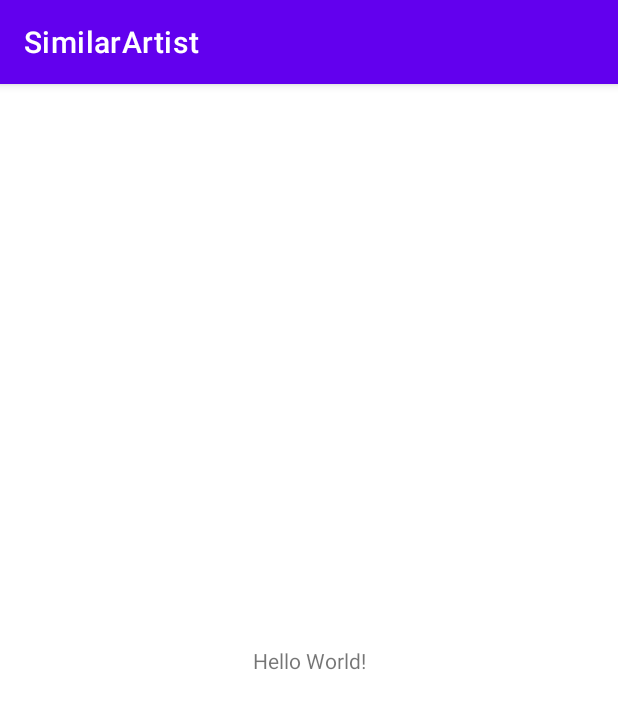
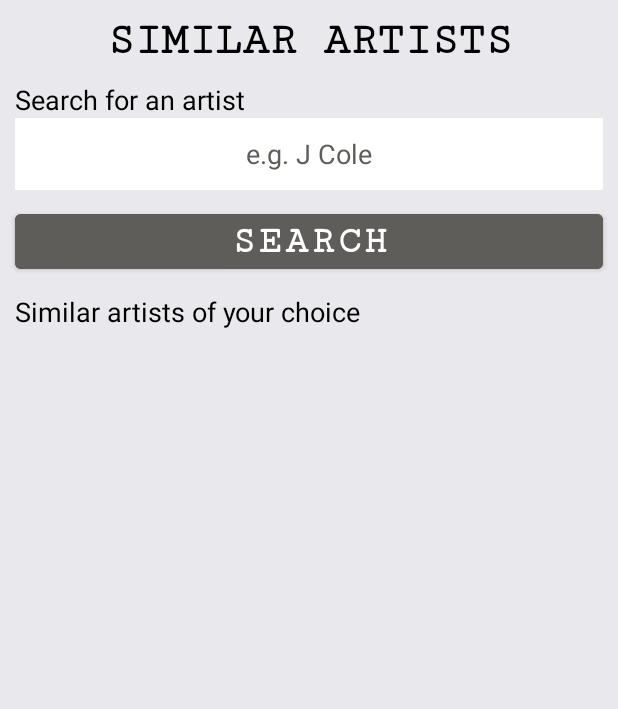
Before and after one commit to nourromeo/SmallAndroidsApps, an Android app: the screen it shows after launch (MainActivity), on a phone screen of 412 x 824 dp. Shown: the top 709 px of the screen. Run offline under Robolectric (Android 15) with nearby library versions, the phone set to English and light mode, and no system bars.

Commit message:
building activity_main

```diff
--- a/SimilarArtist/app/src/main/res/layout/activity_main.xml
+++ b/SimilarArtist/app/src/main/res/layout/activity_main.xml
@@ -1,18 +1,77 @@
 <?xml version="1.0" encoding="utf-8"?>
-<androidx.constraintlayout.widget.ConstraintLayout xmlns:android="http://schemas.android.com/apk/res/android"
-    xmlns:app="http://schemas.android.com/apk/res-auto"
-    xmlns:tools="http://schemas.android.com/tools"
-    android:layout_width="match_parent"
-    android:layout_height="match_parent"
-    tools:context=".MainActivity">
+<LinearLayout xmlns:android="http://schemas.android.com/apk/res/android"
+    android:layout_width="fill_parent"
+    android:layout_height="fill_parent"
+    android:layout_gravity="center"
+    android:background="@color/primary_color"
+    android:orientation="vertical">
+
 
     <TextView
-        android:layout_width="wrap_content"
+        android:id="@+id/txtTitle"
+        android:layout_width="fill_parent"
         android:layout_height="wrap_content"
-        android:text="Hello World!"
-        app:layout_constraintBottom_toBottomOf="parent"
-        app:layout_constraintLeft_toLeftOf="parent"
-        app:layout_constraintRight_toRightOf="parent"
-        app:layout_constraintTop_toTopOf="parent" />
+        android:layout_margin="10dp"
+        android:fontFamily="serif-monospace"
+        android:text="@string/similar_artists"
+        android:textAlignment="center"
+        android:textColor="@color/black"
+        android:textSize="30sp"
+        android:textStyle="bold" />
 
-</androidx.constraintlayout.widget.ConstraintLayout>
+    <TextView
+        android:id="@+id/txtSearch"
+        android:layout_width="match_parent"
+        android:layout_height="wrap_content"
+        android:layout_marginStart="10sp"
+        android:layout_marginEnd="10sp"
+        android:text="@string/txt_search_artist"
+        android:textColor="@color/black"
+        android:textSize="18sp" />
+
+    <AutoCompleteTextView
+        android:id="@+id/autoCompleteTextView"
+        android:layout_width="match_parent"
+        android:layout_height="wrap_content"
+        android:layout_marginLeft="10dp"
+        android:layout_marginRight="10dp"
+        android:background="@color/white"
+        android:textColor="@color/black"
+        android:hint="e.g. J Cole"
+        android:textColorHint="@color/secondary_color"
+        android:minHeight="48dp"
+        android:textAlignment="center" />
+
+    <Button
+        android:id="@+id/button1"
+        android:layout_width="fill_parent"
+        android:layout_height="wrap_content"
+        android:layout_margin="10dp"
+        android:backgroundTint="@color/secondary_color"
+        android:fontFamily="serif-monospace"
+        android:text="@string/search"
+        android:textColor="@color/white"
+        android:textSize="25sp"
+        android:textStyle="bold" />
+
+    <TextView
+        android:id="@+id/txtArtistsResult"
+        android:layout_width="match_parent"
+        android:layout_height="wrap_content"
+        android:layout_marginStart="10sp"
+        android:layout_marginEnd="10dp"
+        android:text="@string/txt_similar_choice"
+        android:textColor="@color/black"
+        android:textSize="18sp" />
+
+    <ListView
+        android:id="@+id/listView"
+        style="@style/Widget.AppCompat.ListView"
+        android:layout_width="match_parent"
+        android:layout_height="wrap_content"
+        android:layout_marginStart="10sp"
+        android:layout_marginTop="10sp"
+        android:layout_marginEnd="10dp"
+        android:textSize="18sp" />
+
+</LinearLayout>
--- a/SimilarArtist/app/src/main/res/values/colors.xml
+++ b/SimilarArtist/app/src/main/res/values/colors.xml
@@ -7,4 +7,10 @@
     <color name="teal_700">#FF018786</color>
     <color name="black">#FF000000</color>
     <color name="white">#FFFFFFFF</color>
+
+    <color name="primary_color">#E9E8EC</color>
+    <color name="primary_dark_color">#E3D983</color>
+    <color name="secondary_color">#5E5D59</color>
+    <color name="text_color">#FFFFFFFF</color>
+    <color name="lose_color">#ff0000</color>
 </resources>
--- a/SimilarArtist/app/src/main/res/values/strings.xml
+++ b/SimilarArtist/app/src/main/res/values/strings.xml
@@ -1,3 +1,7 @@
 <resources>
     <string name="app_name">SimilarArtist</string>
+    <string name="similar_artists">SIMILAR ARTISTS</string>
+    <string name="txt_search_artist">Search for an artist</string>
+    <string name="txt_similar_choice">Similar artists of your choice</string>
+    <string name="search">Search</string>
 </resources>
--- a/SimilarArtist/app/src/main/res/values/themes.xml
+++ b/SimilarArtist/app/src/main/res/values/themes.xml
@@ -1,9 +1,9 @@
 <resources xmlns:tools="http://schemas.android.com/tools">
     <!-- Base application theme. -->
-    <style name="Theme.SimilarArtist" parent="Theme.MaterialComponents.DayNight.DarkActionBar">
+    <style name="Theme.SimilarArtist" parent="Theme.MaterialComponents.DayNight.NoActionBar">
         <!-- Primary brand color. -->
-        <item name="colorPrimary">@color/purple_500</item>
-        <item name="colorPrimaryVariant">@color/purple_700</item>
+        <item name="colorPrimary">@color/secondary_color</item>
+        <item name="colorPrimaryVariant">@color/secondary_color</item>
         <item name="colorOnPrimary">@color/white</item>
         <!-- Secondary brand color. -->
         <item name="colorSecondary">@color/teal_200</item>
```
